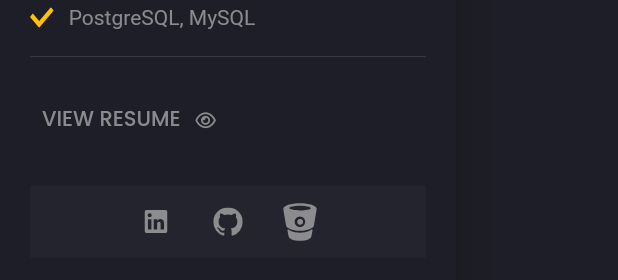
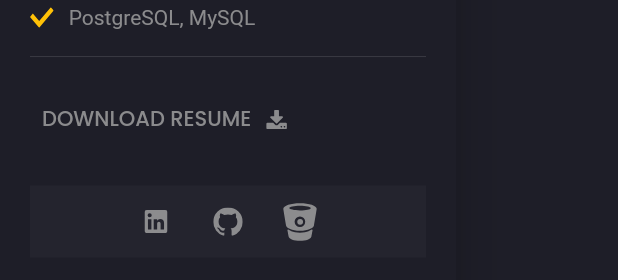
Before and after one commit to shellking4/my_portfolio, a Flutter app: the SideMenu widget shown alone on an empty page, opened directly, scrolled down 629 dp, on a phone screen of 412 x 824 dp. Shown: the part 949-1229 px from the top of the screen. Run offline on Flutter 3.47's test engine with Material 2 defaults, Android fonts, the phone set to English and light mode, and no system bars; our stand-ins replace animated_text_kit, flutter_svg, font_awesome_flutter, google_fonts; missing offline and left inert: dart:html.

Commit message:
committed some changes

```diff
--- a/lib/components/side_menu.dart
+++ b/lib/components/side_menu.dart
@@ -49,22 +49,14 @@ class SideMenu extends StatelessWidget {
                   },
                   child: Row(
                     children: [
-                      Text("VIEW RESUME",
+                      Text("DOWNLOAD RESUME",
                           style: TextStyle(
                               color: Theme.of(context)
                                   .textTheme
                                   .bodyText1!
                                   .color)),
                       SizedBox(width: defaultPadding / 2),
-                      Icon(
-                        FontAwesomeIcons.eye,
-                        color: Theme.of(context)
-                          .textTheme
-                          .bodyText1!
-                          .color,
-                        size: 12,
-                      )
-                      // SvgPicture.asset("assets/icons/download.svg")
+                      SvgPicture.asset("assets/icons/download.svg")
                     ],
                   )),
               Container(
```
